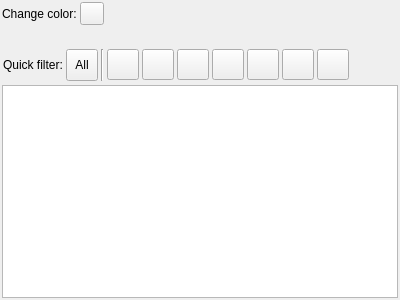
Old version of the form ui/icon_selector_widget.ui in the repository zkovari/plotlyst.
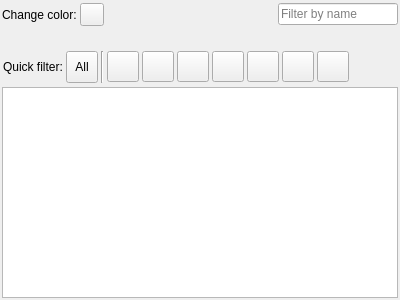
New version of the form.

Commit message: Text filter for icons

What changed in the file:
```diff
--- a/ui/icon_selector_widget.ui
+++ b/ui/icon_selector_widget.ui
@@ -58,6 +58,38 @@
        </property>
       </spacer>
      </item>
+     <item>
+      <widget class="QToolButton" name="btnFilterIcon">
+       <property name="styleSheet">
+        <string notr="true">border: 0px;</string>
+       </property>
+       <property name="text">
+        <string/>
+       </property>
+       <property name="iconSize">
+        <size>
+         <width>22</width>
+         <height>22</height>
+        </size>
+       </property>
+      </widget>
+     </item>
+     <item>
+      <widget class="QLineEdit" name="lineFilter">
+       <property name="maximumSize">
+        <size>
+         <width>120</width>
+         <height>16777215</height>
+        </size>
+       </property>
+       <property name="placeholderText">
+        <string>Filter by name</string>
+       </property>
+       <property name="clearButtonEnabled">
+        <bool>true</bool>
+       </property>
+      </widget>
+     </item>
     </layout>
    </item>
    <item>
```
The commit also changes 2 other files.
